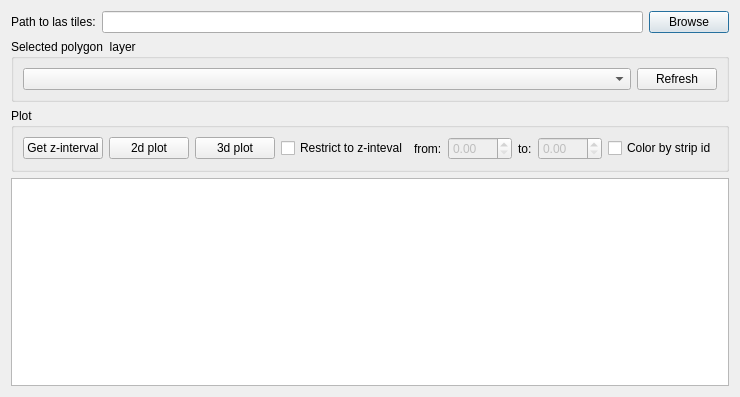
This is pcplot/Ui_PcPlot.ui in SDFIdk/DHMQC as Qt 5 draws it before an edit. The edited form follows.
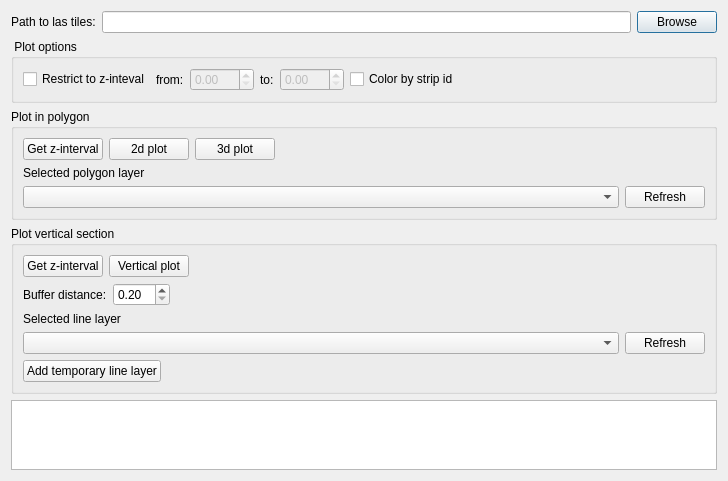
This is the edited form.

Commit message: and we have a vertical plot!

What changed in the file:
```diff
--- a/pcplot/Ui_PcPlot.ui
+++ b/pcplot/Ui_PcPlot.ui
@@ -6,8 +6,8 @@
    <rect>
     <x>0</x>
     <y>0</y>
-    <width>718</width>
-    <height>397</height>
+    <width>728</width>
+    <height>474</height>
    </rect>
   </property>
   <property name="windowTitle">
@@ -42,55 +42,12 @@
      </item>
     </layout>
    </item>
-   <item>
-    <widget class="QGroupBox" name="groupBox">
-     <property name="title">
-      <string>Selected polygon  layer</string>
-     </property>
-     <layout class="QHBoxLayout" name="horizontalLayout_2">
-      <item>
-       <widget class="QComboBox" name="cb_vectorlayers">
-        <property name="editable">
-         <bool>false</bool>
-        </property>
-       </widget>
-      </item>
-      <item>
-       <widget class="QPushButton" name="bt_refresh">
-        <property name="sizePolicy">
-         <sizepolicy hsizetype="Fixed" vsizetype="Fixed">
-          <horstretch>0</horstretch>
-          <verstretch>0</verstretch>
-         </sizepolicy>
-        </property>
-        <property name="text">
-         <string>Refresh</string>
-        </property>
-       </widget>
-      </item>
-     </layout>
-    </widget>
-   </item>
    <item>
     <widget class="QGroupBox" name="groupBox_2">
      <property name="title">
-      <string>Plot</string>
+      <string> Plot options</string>
      </property>
      <layout class="QGridLayout" name="gridLayout">
-      <item row="0" column="1">
-       <widget class="QPushButton" name="bt_plot2d">
-        <property name="text">
-         <string>2d plot</string>
-        </property>
-       </widget>
-      </item>
-      <item row="0" column="2">
-       <widget class="QPushButton" name="bt_plot3d">
-        <property name="text">
-         <string>3d plot</string>
-        </property>
-       </widget>
-      </item>
       <item row="0" column="9">
        <spacer name="horizontalSpacer">
         <property name="orientation">
@@ -127,13 +84,6 @@
         </property>
        </widget>
       </item>
-      <item row="0" column="0">
-       <widget class="QPushButton" name="bt_z_interval">
-        <property name="text">
-         <string>Get z-interval</string>
-        </property>
-       </widget>
-      </item>
       <item row="0" column="3">
        <widget class="QCheckBox" name="chb_restrict">
         <property name="text">
@@ -165,6 +115,218 @@
      </layout>
     </widget>
    </item>
+   <item>
+    <widget class="QGroupBox" name="groupBox">
+     <property name="title">
+      <string>Plot in polygon</string>
+     </property>
+     <layout class="QVBoxLayout" name="verticalLayout_3">
+      <item>
+       <layout class="QHBoxLayout" name="horizontalLayout_4">
+        <item>
+         <widget class="QPushButton" name="bt_z_interval_poly">
+          <property name="sizePolicy">
+           <sizepolicy hsizetype="Fixed" vsizetype="Fixed">
+            <horstretch>0</horstretch>
+            <verstretch>0</verstretch>
+           </sizepolicy>
+          </property>
+          <property name="text">
+           <string>Get z-interval</string>
+          </property>
+         </widget>
+        </item>
+        <item>
+         <widget class="QPushButton" name="bt_plot2d">
+          <property name="sizePolicy">
+           <sizepolicy hsizetype="Fixed" vsizetype="Fixed">
+            <horstretch>0</horstretch>
+            <verstretch>0</verstretch>
+           </sizepolicy>
+          </property>
+          <property name="text">
+           <string>2d plot</string>
+          </property>
+         </widget>
+        </item>
+        <item>
+         <widget class="QPushButton" name="bt_plot3d">
+          <property name="sizePolicy">
+           <sizepolicy hsizetype="Fixed" vsizetype="Fixed">
+            <horstretch>0</horstretch>
+            <verstretch>0</verstretch>
+           </sizepolicy>
+          </property>
+          <property name="text">
+           <string>3d plot</string>
+          </property>
+         </widget>
+        </item>
+        <item>
+         <spacer name="horizontalSpacer_2">
+          <property name="orientation">
+           <enum>Qt::Horizontal</enum>
+          </property>
+          <property name="sizeHint" stdset="0">
+           <size>
+            <width>40</width>
+            <height>20</height>
+           </size>
+          </property>
+         </spacer>
+        </item>
+       </layout>
+      </item>
+      <item>
+       <widget class="QLabel" name="label_5">
+        <property name="text">
+         <string>Selected polygon layer</string>
+        </property>
+       </widget>
+      </item>
+      <item>
+       <layout class="QHBoxLayout" name="horizontalLayout_2">
+        <item>
+         <widget class="QComboBox" name="cb_polygonlayers">
+          <property name="editable">
+           <bool>false</bool>
+          </property>
+         </widget>
+        </item>
+        <item>
+         <widget class="QPushButton" name="bt_refresh_polygons">
+          <property name="sizePolicy">
+           <sizepolicy hsizetype="Fixed" vsizetype="Fixed">
+            <horstretch>0</horstretch>
+            <verstretch>0</verstretch>
+           </sizepolicy>
+          </property>
+          <property name="text">
+           <string>Refresh</string>
+          </property>
+         </widget>
+        </item>
+       </layout>
+      </item>
+     </layout>
+    </widget>
+   </item>
+   <item>
+    <widget class="QGroupBox" name="groupBox_3">
+     <property name="title">
+      <string>Plot vertical section</string>
+     </property>
+     <layout class="QVBoxLayout" name="verticalLayout_2">
+      <item>
+       <layout class="QHBoxLayout" name="horizontalLayout_5">
+        <item>
+         <widget class="QPushButton" name="bt_z_interval_line">
+          <property name="sizePolicy">
+           <sizepolicy hsizetype="Fixed" vsizetype="Fixed">
+            <horstretch>0</horstretch>
+            <verstretch>0</verstretch>
+           </sizepolicy>
+          </property>
+          <property name="text">
+           <string>Get z-interval</string>
+          </property>
+         </widget>
+        </item>
+        <item>
+         <widget class="QPushButton" name="bt_plot_vertical">
+          <property name="sizePolicy">
+           <sizepolicy hsizetype="Fixed" vsizetype="Fixed">
+            <horstretch>0</horstretch>
+            <verstretch>0</verstretch>
+           </sizepolicy>
+          </property>
+          <property name="text">
+           <string>Vertical plot</string>
+          </property>
+         </widget>
+        </item>
+        <item>
+         <spacer name="horizontalSpacer_3">
+          <property name="orientation">
+           <enum>Qt::Horizontal</enum>
+          </property>
+          <property name="sizeHint" stdset="0">
+           <size>
+            <width>40</width>
+            <height>20</height>
+           </size>
+          </property>
+         </spacer>
+        </item>
+       </layout>
+      </item>
+      <item>
+       <layout class="QFormLayout" name="formLayout_2">
+        <item row="0" column="0">
+         <widget class="QLabel" name="label_4">
+          <property name="text">
+           <string>Buffer distance:</string>
+          </property>
+         </widget>
+        </item>
+        <item row="0" column="1">
+         <widget class="QDoubleSpinBox" name="spb_buffer_dist">
+          <property name="sizePolicy">
+           <sizepolicy hsizetype="Fixed" vsizetype="Fixed">
+            <horstretch>0</horstretch>
+            <verstretch>0</verstretch>
+           </sizepolicy>
+          </property>
+          <property name="minimum">
+           <double>0.200000000000000</double>
+          </property>
+         </widget>
+        </item>
+       </layout>
+      </item>
+      <item>
+       <widget class="QLabel" name="label_6">
+        <property name="text">
+         <string>Selected line layer</string>
+        </property>
+       </widget>
+      </item>
+      <item>
+       <layout class="QHBoxLayout" name="horizontalLayout_3">
+        <item>
+         <widget class="QComboBox" name="cb_linelayers"/>
+        </item>
+        <item>
+         <widget class="QPushButton" name="bt_refresh_lines">
+          <property name="sizePolicy">
+           <sizepolicy hsizetype="Fixed" vsizetype="Fixed">
+            <horstretch>0</horstretch>
+            <verstretch>0</verstretch>
+           </sizepolicy>
+          </property>
+          <property name="text">
+           <string>Refresh</string>
+          </property>
+         </widget>
+        </item>
+       </layout>
+      </item>
+      <item>
+       <widget class="QPushButton" name="bt_add_line_layer">
+        <property name="sizePolicy">
+         <sizepolicy hsizetype="Fixed" vsizetype="Fixed">
+          <horstretch>0</horstretch>
+          <verstretch>0</verstretch>
+         </sizepolicy>
+        </property>
+        <property name="text">
+         <string>Add temporary line layer</string>
+        </property>
+       </widget>
+      </item>
+     </layout>
+    </widget>
+   </item>
    <item>
     <widget class="QTextEdit" name="txt_log"/>
    </item>
```
The commit also changes 2 other files.
